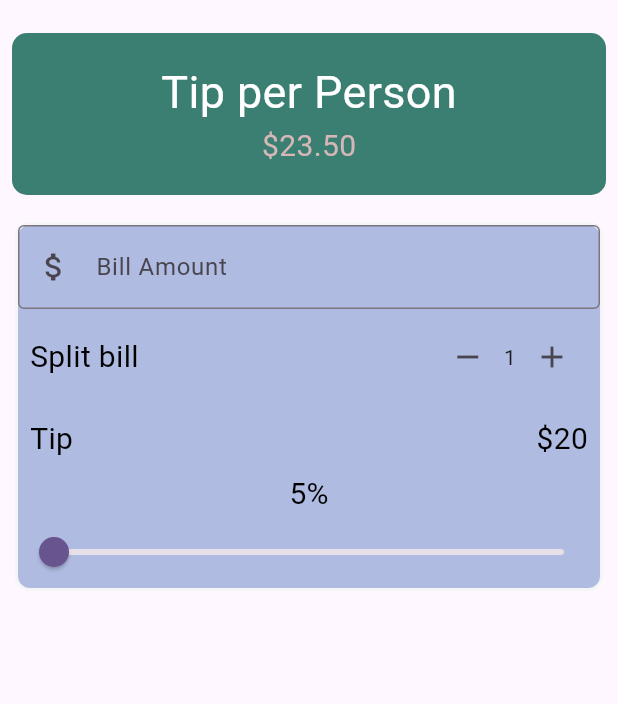
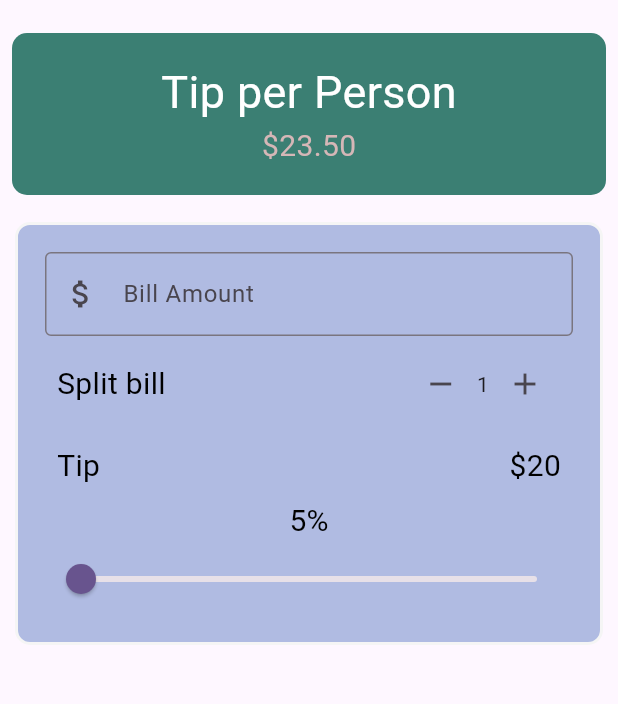
Before and after one commit to zhira03/Tipping, a Flutter app: the screen it shows after launch, on a phone screen of 412 x 824 dp, the part 63-767 px from its top. Run offline on Flutter 3.47's test engine with Material 3 defaults, Android fonts, the light colour scheme and no system bars.

Commit message:
feat: add TipBillerField widget for bill amount input functionality

```diff
--- a/lib/main.dart
+++ b/lib/main.dart
@@ -1,4 +1,5 @@
 import 'package:flutter/material.dart';
+import 'package:tipme/widgets/amountBiller.dart';
 import 'package:tipme/widgets/percentage_slider.dart';
 import 'package:tipme/widgets/person_counter.dart';
 
@@ -88,6 +89,7 @@ class _TipMeState extends State<TipMe> {
           Padding(
             padding: const EdgeInsets.all(10.0),
             child: Container(
+              padding: const EdgeInsets.all(18),
               decoration: BoxDecoration(
                 color: const Color.fromARGB(255, 176, 187, 226),
                 borderRadius: BorderRadius.circular(10),
@@ -97,18 +99,12 @@ class _TipMeState extends State<TipMe> {
                 ),
               child: Column(
                 children: [
-                  TextField(
-                    keyboardType: TextInputType.number,
-                    onChanged: (value) {
-                      print("Value is $value");
-                    },
-                    decoration: const InputDecoration(
-                      border: OutlineInputBorder(),
-                      prefixIcon: Icon(Icons.attach_money),
-                      labelText:'Bill Amount',
-                      //prefix: Text('Bill Amount'),
-                    ),
-                  ),
+                  TipBillerField(
+                    billAmount: "50.00",
+                    onChanged: (
+                    String value) {
+                      print("Bill amount: $value");
+                     },),
                   //shared bill part
                   SplittingBill(
                     personCount: _personCount,
--- /dev/null
+++ b/lib/widgets/amountBiller.dart
@@ -0,0 +1,26 @@
+import 'package:flutter/material.dart';
+
+class TipBillerField extends StatelessWidget {
+  const TipBillerField({
+    super.key, required this.onChanged, required this.billAmount,
+  });
+
+  final String billAmount;
+  final ValueChanged<String> onChanged;
+
+  @override
+  Widget build(BuildContext context) {
+    return TextField(
+      keyboardType: TextInputType.number,
+      onChanged: (String value) {
+        onChanged(value);
+      },
+      decoration: const InputDecoration(
+        border: OutlineInputBorder(),
+        prefixIcon: Icon(Icons.attach_money),
+        labelText:'Bill Amount',
+        //prefix: Text('Bill Amount'),
+      ),
+    );
+    }
+  }
```
